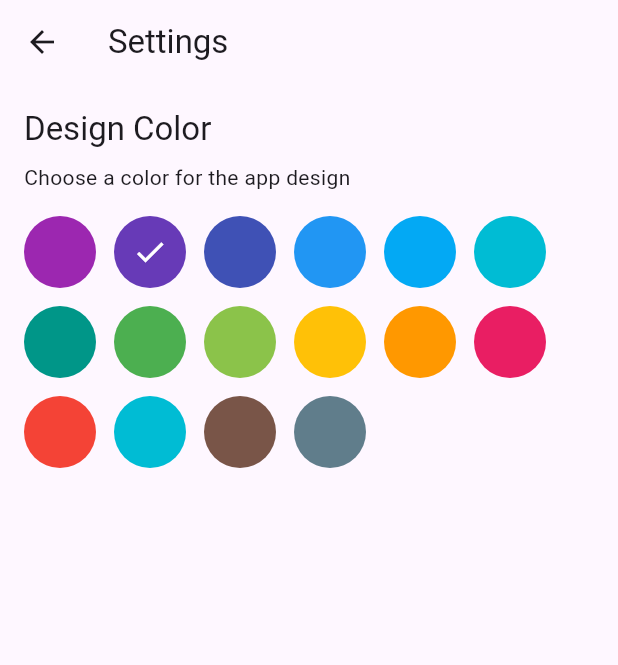
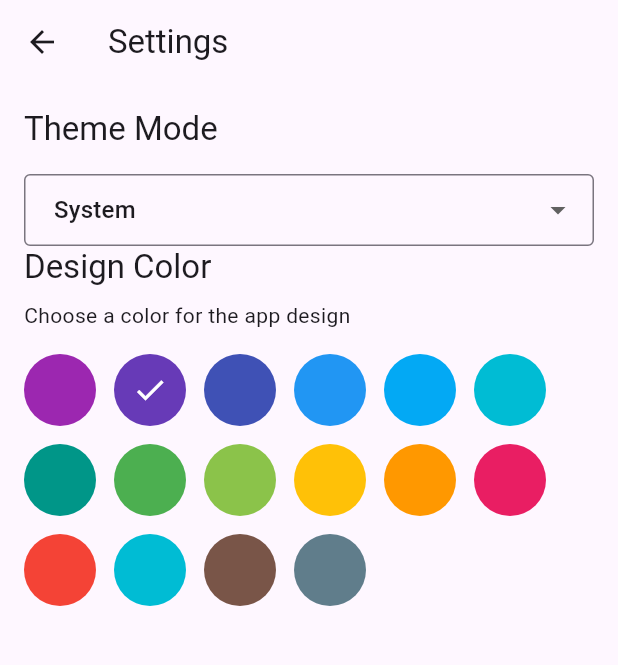
Before and after one commit to nieich/flutter_weather_app, a Flutter app: the SettingsPage screen opened by its route, on a phone screen of 412 x 824 dp, the part 84-749 px from its top. Run offline on Flutter 3.47's test engine with Material 3 defaults, Android fonts, the phone set to English and light mode, and no system bars; our stand-ins replace fl_chart, geolocator, go_router, shared_preferences; accounts and stored records are empty.

Commit message:
added functionality to change design dark, light, system

```diff
--- a/lib/l10n/app_en.arb
+++ b/lib/l10n/app_en.arb
@@ -54,6 +54,21 @@
   "themeColorDescription": "Choose a color for the app design",
   "@themeColorDescription": {
     "description": "Description for the theme color selection"
+  },
+  "themeMode": "Theme Mode",
+  "@themeMode": {
+    "description": "Header for the theme mode selection"
+  },
+  "systemTheme": "System",
+  "@systemTheme": {
+    "description": "Use the system's default theme"
+  },
+  "lightTheme": "Light",
+  "@lightTheme": {
+    "description": "Light theme for the app"
+  },
+  "darkTheme": "Dark",
+  "@darkTheme": {
+    "description": "Dark theme for the app"
   }
-
 }
--- a/lib/l10n/app_localizations.dart
+++ b/lib/l10n/app_localizations.dart
@@ -181,6 +181,30 @@ abstract class AppLocalizations {
   /// In en, this message translates to:
   /// **'Choose a color for the app design'**
   String get themeColorDescription;
+
+  /// Header for the theme mode selection
+  ///
+  /// In en, this message translates to:
+  /// **'Theme Mode'**
+  String get themeMode;
+
+  /// Use the system's default theme
+  ///
+  /// In en, this message translates to:
+  /// **'System'**
+  String get systemTheme;
+
+  /// Light theme for the app
+  ///
+  /// In en, this message translates to:
+  /// **'Light'**
+  String get lightTheme;
+
+  /// Dark theme for the app
+  ///
+  /// In en, this message translates to:
+  /// **'Dark'**
+  String get darkTheme;
 }
 
 class _AppLocalizationsDelegate
--- a/lib/l10n/app_localizations_en.dart
+++ b/lib/l10n/app_localizations_en.dart
@@ -49,4 +49,16 @@ class AppLocalizationsEn extends AppLocalizations {
 
   @override
   String get themeColorDescription => 'Choose a color for the app design';
+
+  @override
+  String get themeMode => 'Theme Mode';
+
+  @override
+  String get systemTheme => 'System';
+
+  @override
+  String get lightTheme => 'Light';
+
+  @override
+  String get darkTheme => 'Dark';
 }
--- a/lib/main.dart
+++ b/lib/main.dart
@@ -35,7 +35,7 @@ class MyApp extends StatelessWidget {
         useMaterial3: true,
       ),
       // 3. sage flutter, it should use the system theme
-      themeMode: ThemeMode.system, // This could also be a setting
+      themeMode: themeProvider.themeMode, // This could also be a setting
       localizationsDelegates: AppLocalizations.localizationsDelegates,
       supportedLocales: AppLocalizations.supportedLocales,
       routerConfig: router,
--- a/lib/pages/settings_page.dart
+++ b/lib/pages/settings_page.dart
@@ -41,6 +41,23 @@ class SettingsPage extends StatelessWidget {
       body: ListView(
         padding: const EdgeInsets.all(16.0),
         children: [
+          Text(l10n.themeMode, style: Theme.of(context).textTheme.titleLarge),
+          const SizedBox(height: 16),
+          DropdownButtonFormField<ThemeMode>(
+            value: themeProvider.themeMode,
+            decoration: const InputDecoration(
+              border: OutlineInputBorder(),
+              contentPadding: EdgeInsets.symmetric(horizontal: 16, vertical: 8),
+            ),
+            items: ThemeMode.values.map((mode) {
+              return DropdownMenuItem(value: mode, child: Text(_getThemeModeName(mode, l10n)));
+            }).toList(),
+            onChanged: (value) {
+              if (value != null) {
+                themeProvider.setThemeMode(value);
+              }
+            },
+          ),
           Text(l10n.themeColor, style: Theme.of(context).textTheme.titleLarge),
           const SizedBox(height: 8),
           Text(l10n.themeColorDescription, style: Theme.of(context).textTheme.bodyMedium),
@@ -65,4 +82,19 @@ class SettingsPage extends StatelessWidget {
       ),
     );
   }
+
+  String _getThemeModeName(ThemeMode mode, AppLocalizations l10n) {
+    // You will need to add the corresponding keys to your .arb files.
+    switch (mode) {
+      case ThemeMode.system:
+        // e.g., "systemTheme": "System Default"
+        return l10n.systemTheme;
+      case ThemeMode.light:
+        // e.g., "lightTheme": "Light"
+        return l10n.lightTheme;
+      case ThemeMode.dark:
+        // e.g., "darkTheme": "Dark"
+        return l10n.darkTheme;
+    }
+  }
 }
--- a/lib/provider/theme_provider.dart
+++ b/lib/provider/theme_provider.dart
@@ -4,16 +4,22 @@ import 'package:shared_preferences/shared_preferences.dart';
 class ThemeProvider with ChangeNotifier {
   static const String _themeColorKey = 'theme_color';
   Color _seedColor = Colors.deepPurple;
+  ThemeMode _themeMode = ThemeMode.system;
 
   ThemeProvider() {
     _loadTheme();
   }
 
   Color get seedColor => _seedColor;
+  ThemeMode get themeMode => _themeMode;
 
   void _loadTheme() async {
     final prefs = await SharedPreferences.getInstance();
     final colorValue = prefs.getInt(_themeColorKey);
+    final themeModeValue = prefs.getString('theme_mode');
+    if (themeModeValue != null) {
+      _themeMode = ThemeMode.values.firstWhere((mode) => mode.toString() == themeModeValue);
+    }
     if (colorValue != null) {
       _seedColor = Color(colorValue);
       notifyListeners();
@@ -26,4 +32,11 @@ class ThemeProvider with ChangeNotifier {
     await prefs.setInt(_themeColorKey, color.toARGB32());
     notifyListeners();
   }
+
+  Future<void> setThemeMode(ThemeMode mode) async {
+    _themeMode = mode;
+    final prefs = await SharedPreferences.getInstance();
+    await prefs.setString('theme_mode', mode.toString());
+    notifyListeners();
+  }
 }
```
Also changed, not shown: lib/l10n/app_de.arb (+16 -0 lines), lib/l10n/app_localizations_de.dart (+12 -0 lines).
